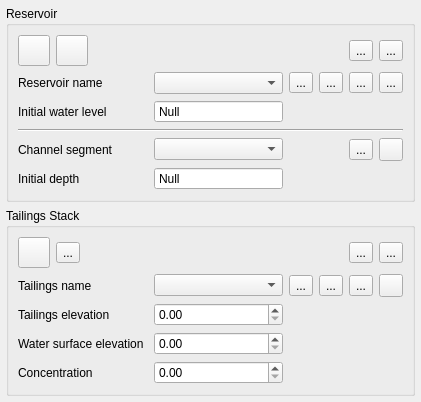
Before: the Qt Designer form flo2d/ui/ic_editor.ui in FLO-2DSoftware/qgis-flo-2d-plugin, drawn with Qt 5.
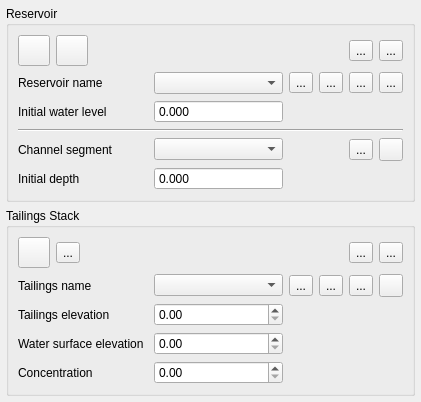
After: the same form once the commit is applied. Icons and pictures are not drawn. Custom widgets are drawn as their Qt base class.

Patch:
```diff
--- a/flo2d/ui/ic_editor.ui
+++ b/flo2d/ui/ic_editor.ui
@@ -178,7 +178,7 @@
              <double>1.000000000000000</double>
             </property>
             <property name="value">
-             <double>-1.000000000000000</double>
+             <double>0.000000000000000</double>
             </property>
            </widget>
           </item>
@@ -344,7 +344,7 @@
              <double>1.000000000000000</double>
             </property>
             <property name="value">
-             <double>-1.000000000000000</double>
+             <double>0.000000000000000</double>
             </property>
            </widget>
           </item>
```
